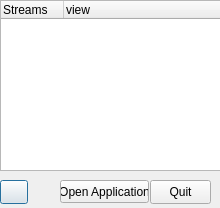
The window that systemtraydialog.ui (pomidi/TwitchLivestreamer) describes before a commit, drawn with Qt 5.
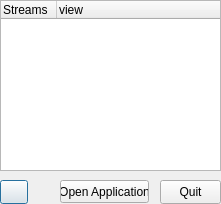
The same window after the commit. Icons and pictures are not drawn.

```diff
--- a/systemtraydialog.ui
+++ b/systemtraydialog.ui
@@ -9,8 +9,8 @@
    <rect>
     <x>0</x>
     <y>0</y>
-    <width>220</width>
-    <height>208</height>
+    <width>221</width>
+    <height>204</height>
    </rect>
   </property>
   <property name="windowTitle">
@@ -26,7 +26,7 @@
     </rect>
    </property>
    <property name="indentation">
-    <number>20</number>
+    <number>0</number>
    </property>
    <property name="columnCount">
     <number>2</number>
@@ -35,13 +35,13 @@
     <bool>false</bool>
    </attribute>
    <attribute name="headerDefaultSectionSize">
-    <number>63</number>
+    <number>56</number>
    </attribute>
    <attribute name="headerHighlightSections">
     <bool>false</bool>
    </attribute>
    <attribute name="headerMinimumSectionSize">
-    <number>21</number>
+    <number>20</number>
    </attribute>
    <attribute name="headerShowSortIndicator" stdset="0">
     <bool>false</bool>
@@ -93,7 +93,7 @@
   <widget class="QPushButton" name="ExitBtn">
    <property name="geometry">
     <rect>
-     <x>150</x>
+     <x>160</x>
      <y>180</y>
      <width>61</width>
      <height>24</height>
```
